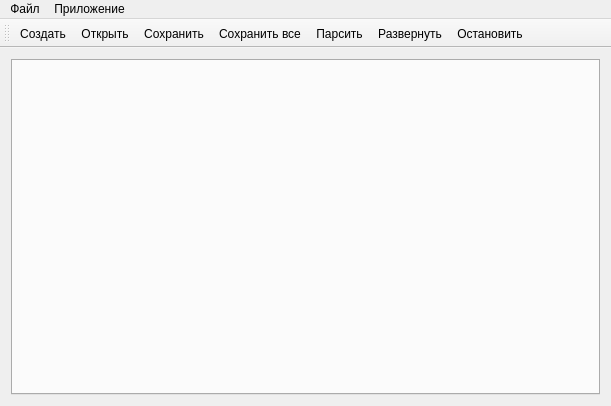
Qt form terminal/src/mainwindow.ui (Automiq/alpha.protort) before a commit.
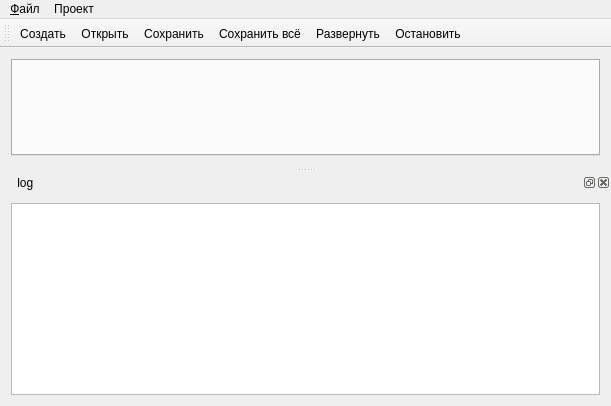
The same form after that commit. Icons and pictures are not drawn.

Commit message: Доработан внешний вид (необходимы новые иконки)

```diff
--- a/terminal/src/mainwindow.ui
+++ b/terminal/src/mainwindow.ui
@@ -14,7 +14,7 @@
    <string>alpha.protort.terminal</string>
   </property>
   <widget class="QWidget" name="centralWidget">
-   <layout class="QHBoxLayout" name="horizontalLayout">
+   <layout class="QVBoxLayout" name="verticalLayout">
     <item>
      <widget class="QTabWidget" name="tabWidget">
       <property name="mouseTracking">
@@ -50,7 +50,7 @@
    </property>
    <widget class="QMenu" name="menu">
     <property name="title">
-     <string>Файл</string>
+     <string>&amp;Файл</string>
     </property>
     <addaction name="create_file"/>
     <addaction name="load_file"/>
@@ -64,7 +64,7 @@
    </widget>
    <widget class="QMenu" name="menu_2">
     <property name="title">
-     <string>Приложение</string>
+     <string>Проект</string>
     </property>
     <addaction name="deploy"/>
     <addaction name="stop"/>
@@ -83,10 +83,24 @@
    <addaction name="load_file"/>
    <addaction name="save_file"/>
    <addaction name="save_all"/>
-   <addaction name="parse"/>
    <addaction name="deploy"/>
    <addaction name="stop"/>
   </widget>
+  <widget class="QDockWidget" name="dockWidget">
+   <property name="windowTitle">
+    <string>    log</string>
+   </property>
+   <attribute name="dockWidgetArea">
+    <number>8</number>
+   </attribute>
+   <widget class="QWidget" name="dockWidgetContents">
+    <layout class="QHBoxLayout" name="horizontalLayout">
+     <item>
+      <widget class="QTextBrowser" name="textBrowser"/>
+     </item>
+    </layout>
+   </widget>
+  </widget>
   <action name="exit">
    <property name="text">
     <string>Выход</string>
@@ -101,7 +115,7 @@
      <normaloff>:/images/fileSaveAll.png</normaloff>:/images/fileSaveAll.png</iconset>
    </property>
    <property name="text">
-    <string>Сохранить все</string>
+    <string>Сохранить &amp;всё</string>
    </property>
    <property name="shortcut">
     <string>Ctrl+Shift+S</string>
@@ -144,7 +158,7 @@
      <activeon>images/fileopen.png</activeon>:/images/fileopen.png</iconset>
    </property>
    <property name="text">
-    <string>Открыть</string>
+    <string>&amp;Открыть</string>
    </property>
    <property name="shortcut">
     <string>Ctrl+O</string>
@@ -157,7 +171,7 @@
      <activeon>images/filenew.png</activeon>:/images/filenew.png</iconset>
    </property>
    <property name="text">
-    <string>Создать</string>
+    <string>Соз&amp;дать</string>
    </property>
    <property name="shortcut">
     <string>Ctrl+N</string>
@@ -170,7 +184,7 @@
      <disabledoff>images/filesave.png</disabledoff>:/images/filesave.png</iconset>
    </property>
    <property name="text">
-    <string>Сохранить</string>
+    <string>&amp;Сохранить</string>
    </property>
    <property name="shortcut">
     <string>Ctrl+S</string>
@@ -190,7 +204,7 @@
      <normaloff>:/images/parse.png</normaloff>:/images/parse.png</iconset>
    </property>
    <property name="text">
-    <string>Парсить</string>
+    <string>Запустить</string>
    </property>
    <property name="shortcut">
     <string>Ctrl+P</string>
```
Left out of the diff: 16 changed lines with no effect on the pictures.
